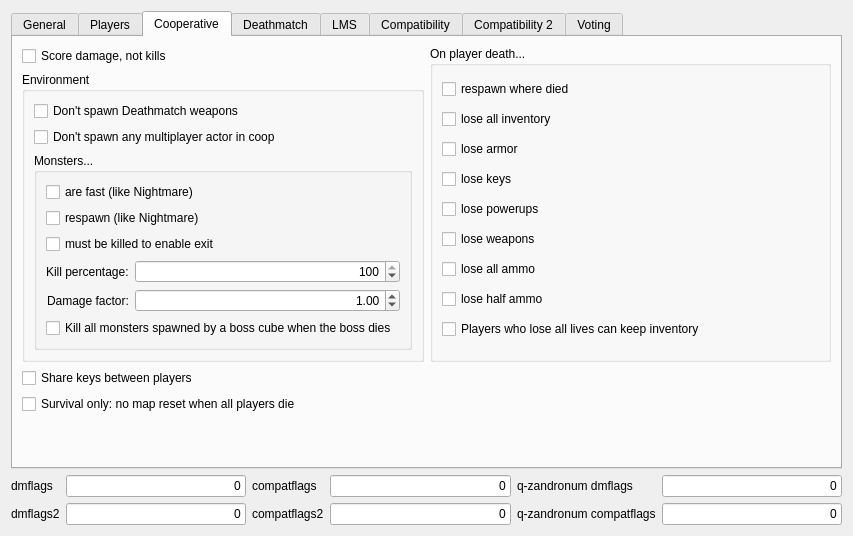
This is src/plugins/zandronumq/createserverdialogpages/flagspage.ui in DoomseekerTeam/Doomseeker as Qt 5 draws it before an edit. The edited form follows.
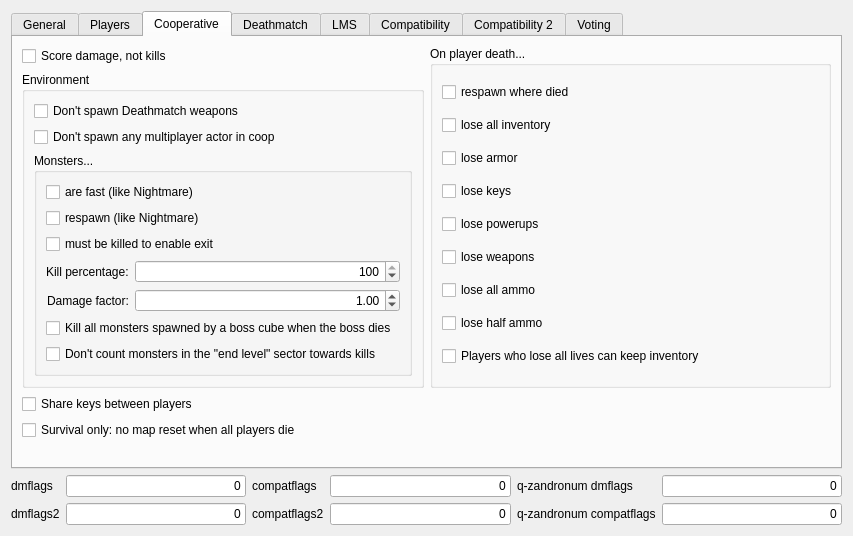
This is the edited form. The open tabs and pages were chosen to show the change. Custom widgets are drawn as their Qt base class.

```diff
--- a/src/plugins/zandronumq/createserverdialogpages/flagspage.ui
+++ b/src/plugins/zandronumq/createserverdialogpages/flagspage.ui
@@ -785,6 +785,13 @@
                    </property>
                   </widget>
                  </item>
+                 <item>
+                  <widget class="QCheckBox" name="cbDontCountEndlevelMonsters">
+                   <property name="text">
+                    <string>Don't count monsters in the &quot;end level&quot; sector towards kills</string>
+                   </property>
+                  </widget>
+                 </item>
                 </layout>
                </widget>
               </item>
```
Left out of the diff: 17 changed lines with no effect on the pictures.
